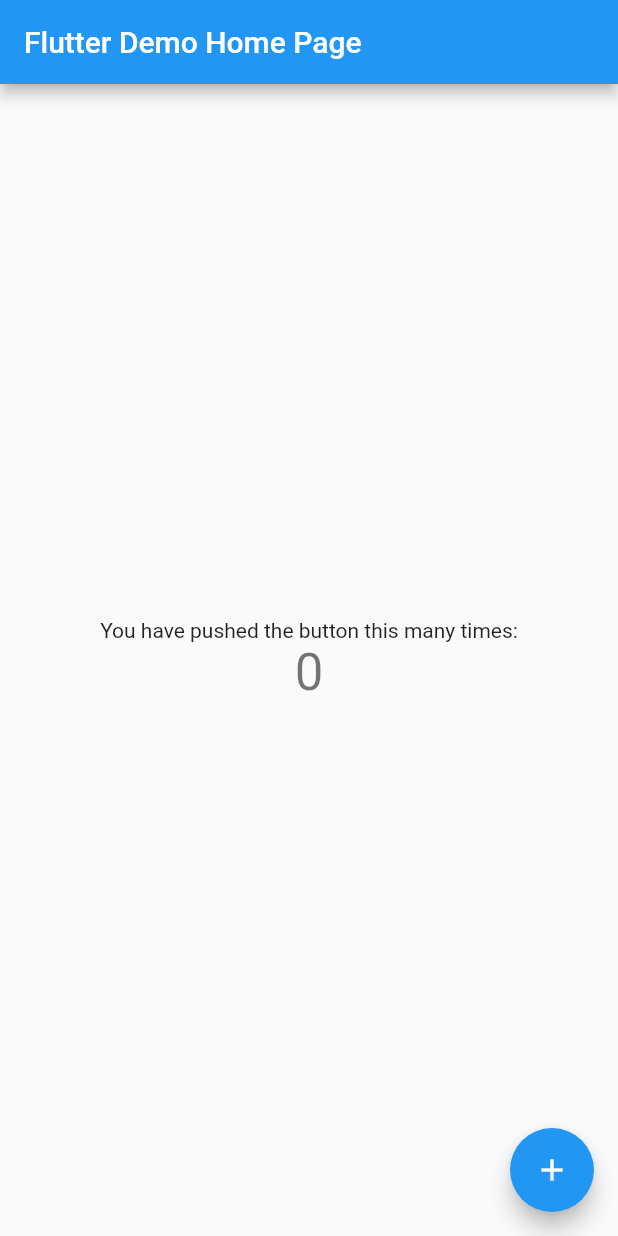
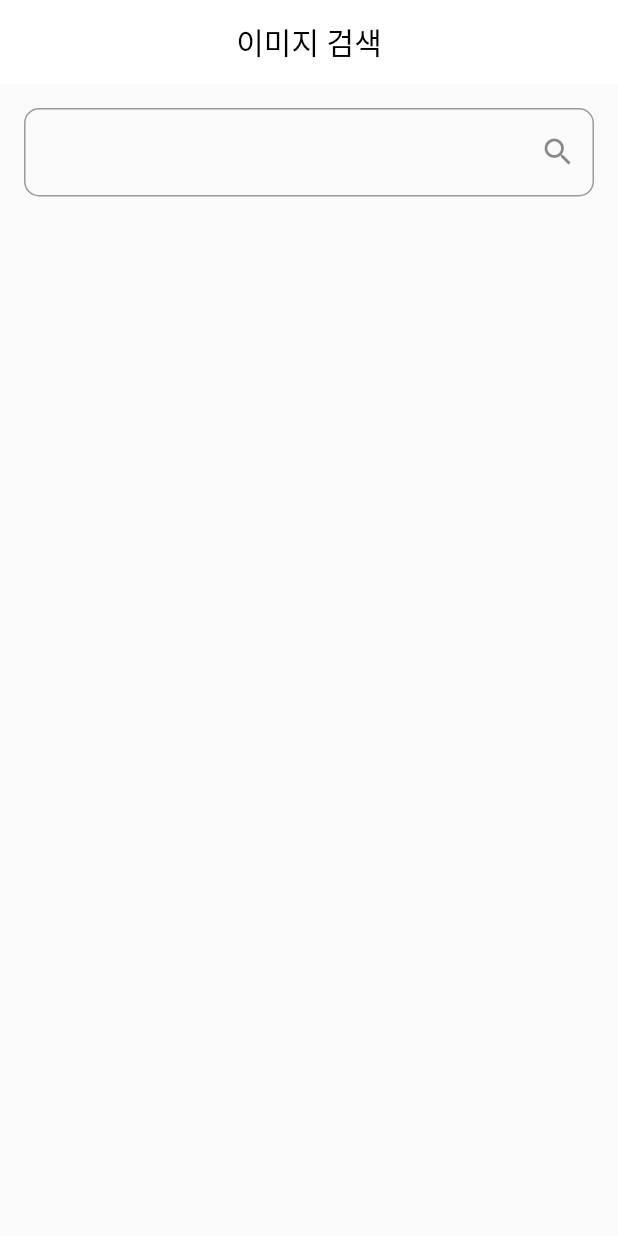
Before and after one commit to kkimwooo/about_flutter_clean_architecture, a Flutter app: the screen it shows after launch, on a phone screen of 412 x 824 dp. Run offline on Flutter 3.47's test engine with Material 2 defaults, Android fonts, the light colour scheme and no system bars.

Commit message:
변수를 사용하지 않는 위젯은 const, compile 때 생성, 메모리 절약

```diff
--- a/lib/main.dart
+++ b/lib/main.dart
@@ -1,3 +1,4 @@
+import 'package:about_flutter_clean_architecture/ui/home_screen.dart';
 import 'package:flutter/material.dart';
 
 void main() {
@@ -15,52 +16,7 @@
       theme: ThemeData(
         primarySwatch: Colors.blue,
       ),
-      home: const MyHomePage(title: 'Flutter Demo Home Page'),
+      home: HomeScreen(),
     );
   }
 }
-
-class MyHomePage extends StatefulWidget {
-  const MyHomePage({super.key, required this.title});
-  final String title;
-  @override
-  State<MyHomePage> createState() => _MyHomePageState();
-}
-
-class _MyHomePageState extends State<MyHomePage> {
-  int _counter = 0;
-
-  void _incrementCounter() {
-    setState(() {
-      _counter++;
-    });
-  }
-
-  @override
-  Widget build(BuildContext context) {
-    return Scaffold(
-      appBar: AppBar(
-        title: Text(widget.title),
-      ),
-      body: Center(
-        child: Column(
-          mainAxisAlignment: MainAxisAlignment.center,
-          children: <Widget>[
-            const Text(
-              'You have pushed the button this many times:',
-            ),
-            Text(
-              '$_counter',
-              style: Theme.of(context).textTheme.headline4,
-            ),
-          ],
-        ),
-      ),
-      floatingActionButton: FloatingActionButton(
-        onPressed: _incrementCounter,
-        tooltip: 'Increment',
-        child: const Icon(Icons.add),
-      ), // This trailing comma makes auto-formatting nicer for build methods.
-    );
-  }
-}
--- /dev/null
+++ b/lib/ui/home_screen.dart
@@ -0,0 +1,36 @@
+import 'package:flutter/material.dart';
+import 'package:flutter/src/widgets/container.dart';
+import 'package:flutter/src/widgets/framework.dart';
+
+class HomeScreen extends StatelessWidget {
+  const HomeScreen({super.key});
+
+  @override
+  Widget build(BuildContext context) {
+    return Scaffold(
+      appBar: AppBar(
+          centerTitle: true,
+          elevation: 0,
+          backgroundColor: Colors.white,
+          title: const Text(
+            '이미지 검색',
+            style: TextStyle(color: Colors.black),
+          )),
+      body: Column(
+        children: const [
+          Padding(
+            padding: EdgeInsets.all(16.0),
+            child: TextField(
+              decoration: InputDecoration(
+                border: OutlineInputBorder(
+                  borderRadius: BorderRadius.all(Radius.circular(10.0)),
+                ),
+                suffixIcon: Icon(Icons.search),
+              ),
+            ),
+          ),
+        ],
+      ),
+    );
+  }
+}
```
